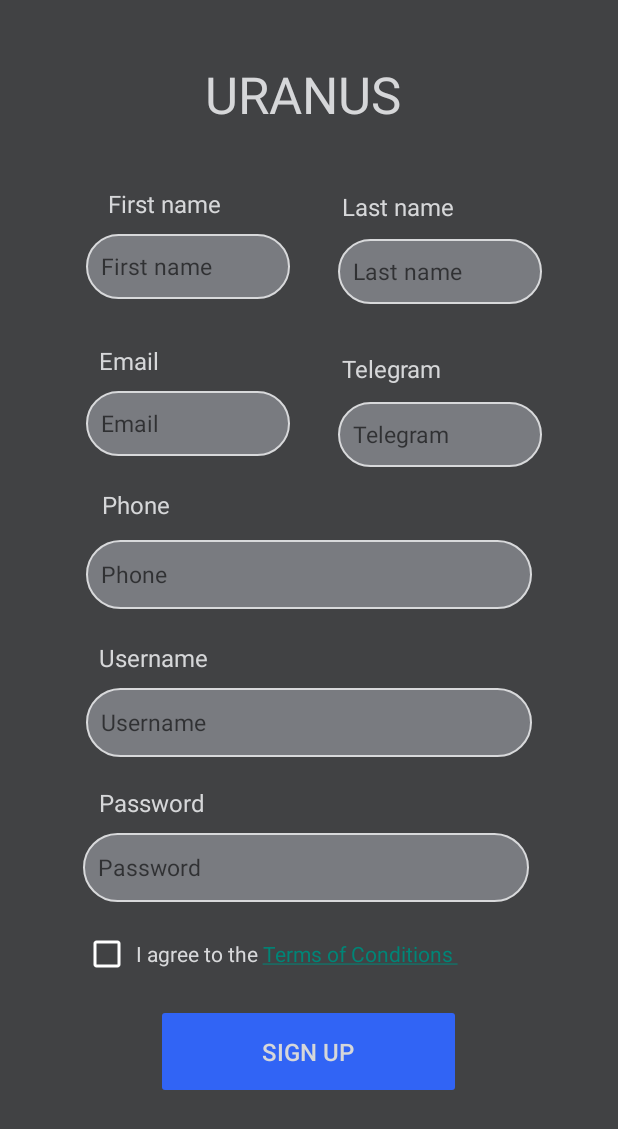
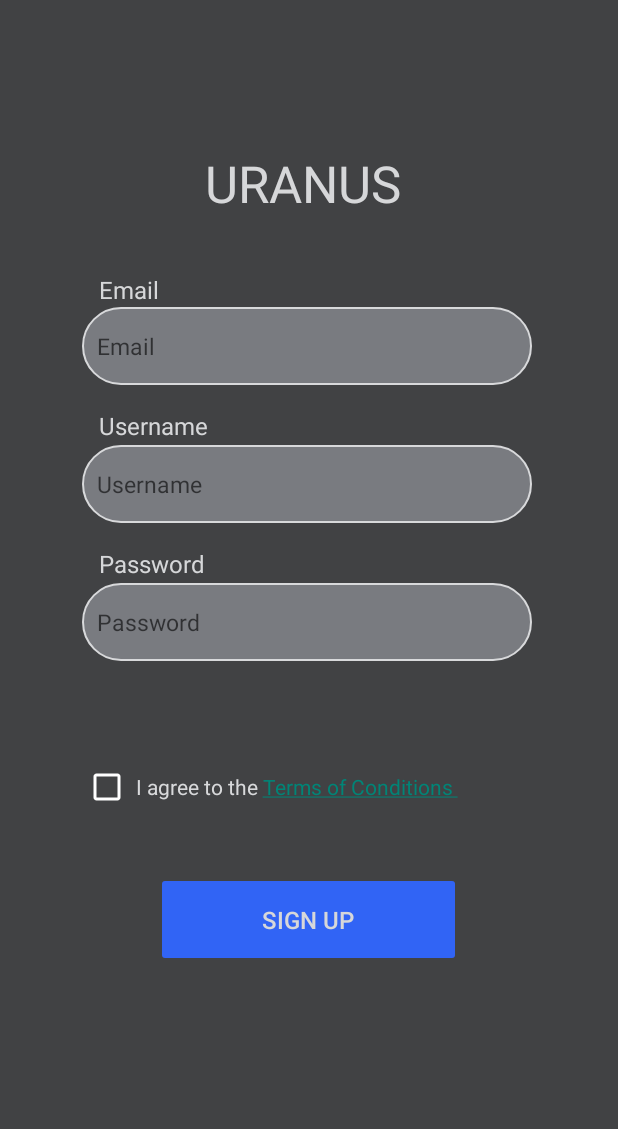
Before and after one commit to GenryMacros/uranus-security-android-app, an Android app: the SignupActivity screen opened directly, with no data from a screen before it, on a phone screen of 412 x 824 dp. Shown: the top 1129 px of the screen. Run offline under Robolectric (Android 15) with nearby library versions, the phone set to English and light mode, and no system bars; 4 statements that could not run were skipped.

Commit message:
signup layout cahnge due to bd structure change

```diff
--- a/app/src/main/res/layout/activity_signup.xml
+++ b/app/src/main/res/layout/activity_signup.xml
@@ -1,118 +1,9 @@
 <?xml version="1.0" encoding="utf-8"?>
 <androidx.constraintlayout.widget.ConstraintLayout xmlns:android="http://schemas.android.com/apk/res/android"
     xmlns:app="http://schemas.android.com/apk/res-auto"
-    xmlns:tools="http://schemas.android.com/tools"
     android:layout_width="match_parent"
     android:layout_height="match_parent"
     android:background="@color/main_color">
-
-    <TextView
-        android:id="@+id/projectName"
-        android:layout_width="wrap_content"
-        android:layout_height="wrap_content"
-        android:layout_marginStart="5dp"
-        android:layout_marginTop="40dp"
-        android:layout_marginEnd="6dp"
-        android:background="@null"
-        android:ems="10"
-        android:gravity="center_horizontal"
-        android:text="@string/project_name"
-        android:textColor="@color/login_text_color"
-        android:textSize="34sp"
-        app:layout_constraintEnd_toEndOf="parent"
-        app:layout_constraintHorizontal_bias="0.0"
-        app:layout_constraintStart_toStartOf="parent"
-        app:layout_constraintTop_toTopOf="parent" />
-
-    <EditText
-        android:id="@+id/email"
-        android:layout_width="136dp"
-        android:layout_height="43dp"
-        android:layout_marginStart="57dp"
-        android:layout_marginEnd="57dp"
-        android:layout_marginBottom="14dp"
-        android:background="@drawable/edit_text_background"
-        android:ems="10"
-        android:hint="@string/prompt_email"
-        android:inputType="textEmailAddress"
-        android:textSize="15sp"
-        app:layout_constraintBottom_toTopOf="@+id/phoneTitle"
-        app:layout_constraintEnd_toEndOf="parent"
-        app:layout_constraintHorizontal_bias="0.0"
-        app:layout_constraintStart_toStartOf="parent"
-        app:layout_constraintTop_toBottomOf="@+id/emailTitle"
-        app:layout_constraintVertical_bias="0.0" />
-
-    <TextView
-        android:id="@+id/lastNameTitle"
-        android:layout_width="112dp"
-        android:layout_height="24dp"
-        android:layout_marginStart="43dp"
-        android:layout_marginTop="32dp"
-        android:layout_marginEnd="72dp"
-        android:background="@null"
-        android:ems="10"
-        android:gravity="left"
-        android:inputType="textPersonName"
-        android:text="@string/prompt_last_name"
-        android:textColor="@color/login_text_color"
-        android:textSize="16sp"
-        app:layout_constraintBottom_toTopOf="@+id/lastName"
-        app:layout_constraintEnd_toEndOf="parent"
-        app:layout_constraintStart_toEndOf="@+id/firstNameTitle"
-        app:layout_constraintTop_toBottomOf="@+id/projectName" />
-
-    <EditText
-        android:id="@+id/phoneTitle"
-        android:layout_width="112dp"
-        android:layout_height="24dp"
-        android:layout_marginStart="67dp"
-        android:layout_marginEnd="232dp"
-        android:layout_marginBottom="2dp"
-        android:background="@null"
-        android:ems="10"
-        android:gravity="left"
-        android:inputType="text"
-        android:text="@string/prompt_phone"
-        android:textColor="@color/login_text_color"
-        android:textSize="16sp"
-        app:layout_constraintBottom_toTopOf="@+id/phone"
-        app:layout_constraintEnd_toEndOf="parent"
-        app:layout_constraintStart_toStartOf="parent"
-        app:layout_constraintTop_toBottomOf="@+id/email" />
-
-    <EditText
-        android:id="@+id/telegram"
-        android:layout_width="136dp"
-        android:layout_height="43dp"
-        android:layout_marginBottom="40dp"
-        android:background="@drawable/edit_text_background"
-        android:ems="10"
-        android:hint="@string/prompt_telegram"
-        android:inputType="text"
-        android:textSize="15sp"
-        app:layout_constraintBottom_toTopOf="@+id/phone"
-        app:layout_constraintEnd_toEndOf="parent"
-        app:layout_constraintHorizontal_bias="0.817"
-        app:layout_constraintStart_toStartOf="parent"
-        app:layout_constraintTop_toBottomOf="@+id/phoneTitle2" />
-
-    <EditText
-        android:id="@+id/first_name"
-        android:layout_width="136dp"
-        android:layout_height="43dp"
-        android:layout_marginStart="64dp"
-        android:layout_marginEnd="16dp"
-        android:layout_marginBottom="11dp"
-        android:background="@drawable/edit_text_background"
-        android:ems="10"
-        android:hint="@string/prompt_first_name"
-        android:inputType="textPersonName"
-        android:textSize="15sp"
-        app:layout_constraintBottom_toTopOf="@+id/emailTitle"
-        app:layout_constraintEnd_toStartOf="@+id/lastName"
-        app:layout_constraintStart_toStartOf="parent"
-        app:layout_constraintTop_toBottomOf="@+id/firstNameTitle" />
 
     <Button
         android:id="@+id/signup"
@@ -129,24 +20,120 @@
         app:layout_constraintEnd_toEndOf="parent"
         app:layout_constraintHorizontal_bias="0.0"
         app:layout_constraintStart_toStartOf="parent"
-        app:layout_constraintTop_toBottomOf="@+id/terms" />
+        app:layout_constraintTop_toBottomOf="@+id/terms"
+        app:layout_constraintVertical_bias="0.291" />
+
+    <TextView
+        android:id="@+id/projectName"
+        android:layout_width="wrap_content"
+        android:layout_height="wrap_content"
+        android:layout_marginStart="5dp"
+        android:layout_marginTop="99dp"
+        android:layout_marginEnd="6dp"
+        android:layout_marginBottom="37dp"
+        android:background="@null"
+        android:ems="10"
+        android:gravity="center_horizontal"
+        android:text="@string/project_name"
+        android:textColor="@color/login_text_color"
+        android:textSize="34sp"
+        app:layout_constraintBottom_toTopOf="@+id/emailTitle"
+        app:layout_constraintEnd_toEndOf="parent"
+        app:layout_constraintHorizontal_bias="0.0"
+        app:layout_constraintStart_toStartOf="parent"
+        app:layout_constraintTop_toTopOf="parent" />
+
+    <CheckBox
+        android:id="@+id/terms"
+        android:layout_width="258dp"
+        android:layout_height="36dp"
+        android:layout_marginStart="55dp"
+        android:layout_marginTop="24dp"
+        android:layout_marginEnd="98dp"
+        android:layout_marginBottom="240dp"
+        android:backgroundTint="@color/login_text_color"
+        android:buttonTint="@color/white"
+        android:text="@string/terms_of_conditions"
+        android:textColor="@color/login_text_color_2"
+        app:layout_constraintBottom_toBottomOf="parent"
+        app:layout_constraintEnd_toEndOf="parent"
+        app:layout_constraintHorizontal_bias="0.0"
+        app:layout_constraintStart_toStartOf="parent"
+        app:layout_constraintTop_toBottomOf="@+id/password" />
+
+    <EditText
+        android:id="@+id/password"
+        android:layout_width="300dp"
+        android:layout_height="52dp"
+        android:layout_marginStart="55dp"
+        android:layout_marginTop="40dp"
+        android:layout_marginEnd="59dp"
+        android:background="@drawable/edit_text_background"
+        android:ems="10"
+        android:hint="@string/prompt_password"
+        android:importantForAutofill="no"
+        android:inputType="textPassword"
+        android:textSize="15sp"
+        app:layout_constraintEnd_toEndOf="parent"
+        app:layout_constraintHorizontal_bias="0.333"
+        app:layout_constraintStart_toStartOf="parent"
+        app:layout_constraintTop_toBottomOf="@+id/username" />
+
+    <TextView
+        android:id="@+id/passwordTitle"
+        android:layout_width="112dp"
+        android:layout_height="24dp"
+        android:layout_marginStart="65dp"
+        android:layout_marginEnd="234dp"
+        android:background="@null"
+        android:ems="10"
+        android:gravity="left"
+        android:text="@string/prompt_password"
+        android:textColor="@color/login_text_color"
+        android:textSize="16sp"
+        app:layout_constraintBottom_toTopOf="@+id/password"
+        app:layout_constraintEnd_toEndOf="parent"
+        app:layout_constraintHorizontal_bias="1.0"
+        app:layout_constraintStart_toStartOf="parent"
+        app:layout_constraintTop_toBottomOf="@+id/username"
+        app:layout_constraintVertical_bias="1.0" />
+
+    <TextView
+        android:id="@+id/emailTitle"
+        android:layout_width="112dp"
+        android:layout_height="24dp"
+        android:layout_marginStart="66dp"
+        android:layout_marginEnd="233dp"
+        android:background="@null"
+        android:ems="10"
+        android:gravity="left"
+        android:text="@string/prompt_email"
+        android:textColor="@color/login_text_color"
+        android:textSize="16sp"
+        app:layout_constraintBottom_toTopOf="@+id/email"
+        app:layout_constraintEnd_toEndOf="parent"
+        app:layout_constraintHorizontal_bias="0.0"
+        app:layout_constraintStart_toStartOf="parent"
+        app:layout_constraintTop_toBottomOf="@+id/projectName"
+        app:layout_constraintVertical_bias="1.0" />
 
     <EditText
         android:id="@+id/username"
-        android:layout_width="297dp"
-        android:layout_height="46dp"
+        android:layout_width="300dp"
+        android:layout_height="52dp"
         android:layout_marginStart="57dp"
+        android:layout_marginTop="40dp"
         android:layout_marginEnd="57dp"
         android:background="@drawable/edit_text_background"
         android:ems="10"
         android:hint="@string/prompt_username"
+        android:importantForAutofill="no"
         android:inputType="textPersonName"
         android:textSize="15sp"
-        app:layout_constraintBottom_toTopOf="@+id/passwordTitle"
         app:layout_constraintEnd_toEndOf="parent"
-        app:layout_constraintHorizontal_bias="0.0"
+        app:layout_constraintHorizontal_bias="1.0"
         app:layout_constraintStart_toStartOf="parent"
-        app:layout_constraintTop_toBottomOf="@+id/usernameTitle" />
+        app:layout_constraintTop_toBottomOf="@+id/email" />
 
     <TextView
         android:id="@+id/usernameTitle"
@@ -165,152 +152,25 @@
         app:layout_constraintEnd_toEndOf="parent"
         app:layout_constraintHorizontal_bias="0.0"
         app:layout_constraintStart_toStartOf="parent"
-        app:layout_constraintTop_toBottomOf="@+id/phone" />
+        app:layout_constraintTop_toTopOf="parent"
+        app:layout_constraintVertical_bias="1.0" />
 
     <EditText
-        android:id="@+id/lastName"
-        android:layout_width="136dp"
-        android:layout_height="43dp"
-        android:layout_marginStart="16dp"
+        android:id="@+id/email"
+        android:layout_width="300dp"
+        android:layout_height="52dp"
+        android:layout_marginStart="57dp"
+        android:layout_marginTop="60dp"
         android:layout_marginEnd="57dp"
-        android:layout_marginBottom="11dp"
         android:background="@drawable/edit_text_background"
         android:ems="10"
-        android:hint="@string/prompt_last_name"
-        android:inputType="textPersonName"
-        android:textColor="@color/login_text_color_2"
+        android:hint="@string/prompt_email"
+        android:inputType="textEmailAddress"
         android:textSize="15sp"
-        app:layout_constraintBottom_toTopOf="@+id/phoneTitle2"
-        app:layout_constraintEnd_toEndOf="parent"
-        app:layout_constraintStart_toEndOf="@+id/first_name"
-        app:layout_constraintTop_toBottomOf="@+id/lastNameTitle" />
-
-    <EditText
-        android:id="@+id/phone"
-        android:layout_width="297dp"
-        android:layout_height="46dp"
-        android:layout_marginStart="57dp"
-        android:layout_marginTop="1dp"
-        android:layout_marginEnd="57dp"
-        android:layout_marginBottom="13dp"
-        android:background="@drawable/edit_text_background"
-        android:ems="10"
-        android:hint="@string/prompt_phone"
-        android:inputType="phone"
-        android:textSize="15sp"
-        app:layout_constraintBottom_toTopOf="@+id/usernameTitle"
-        app:layout_constraintEnd_toEndOf="parent"
-        app:layout_constraintHorizontal_bias="0.0"
-        app:layout_constraintStart_toStartOf="parent"
-        app:layout_constraintTop_toBottomOf="@+id/phoneTitle" />
-
-    <TextView
-        android:id="@+id/emailTitle"
-        android:layout_width="112dp"
-        android:layout_height="24dp"
-        android:layout_marginStart="66dp"
-        android:layout_marginTop="11dp"
-        android:layout_marginEnd="233dp"
-        android:background="@null"
-        android:ems="10"
-        android:gravity="left"
-        android:text="@string/prompt_email"
-        android:textColor="@color/login_text_color"
-        android:textSize="16sp"
-        app:layout_constraintBottom_toTopOf="@+id/email"
-        app:layout_constraintEnd_toEndOf="parent"
-        app:layout_constraintHorizontal_bias="0.0"
-        app:layout_constraintStart_toStartOf="parent"
-        app:layout_constraintTop_toBottomOf="@+id/first_name" />
-
-    <TextView
-        android:id="@+id/passwordTitle"
-        android:layout_width="112dp"
-        android:layout_height="24dp"
-        android:layout_marginStart="65dp"
-        android:layout_marginTop="12dp"
-        android:layout_marginEnd="234dp"
-        android:background="@null"
-        android:ems="10"
-        android:gravity="left"
-        android:text="@string/prompt_password"
-        android:textColor="@color/login_text_color"
-        android:textSize="16sp"
-        app:layout_constraintBottom_toTopOf="@+id/password"
         app:layout_constraintEnd_toEndOf="parent"
         app:layout_constraintHorizontal_bias="1.0"
         app:layout_constraintStart_toStartOf="parent"
-        app:layout_constraintTop_toBottomOf="@+id/username" />
-
-    <EditText
-        android:id="@+id/password"
-        android:layout_width="297dp"
-        android:layout_height="46dp"
-        android:layout_marginStart="55dp"
-        android:layout_marginEnd="59dp"
-        android:layout_marginBottom="9dp"
-        android:background="@drawable/edit_text_background"
-        android:ems="10"
-        android:hint="@string/prompt_password"
-        android:inputType="textPassword"
-        android:textSize="15sp"
-        app:layout_constraintBottom_toTopOf="@+id/terms"
-        app:layout_constraintEnd_toEndOf="parent"
-        app:layout_constraintHorizontal_bias="0.0"
-        app:layout_constraintStart_toStartOf="parent"
-        app:layout_constraintTop_toBottomOf="@+id/passwordTitle" />
-
-    <TextView
-        android:id="@+id/phoneTitle2"
-        android:layout_width="112dp"
-        android:layout_height="24dp"
-        android:layout_marginStart="49dp"
-        android:layout_marginTop="11dp"
-        android:layout_marginEnd="72dp"
-        android:background="@null"
-        android:ems="10"
-        android:gravity="left"
-        android:text="@string/prompt_telegram"
-        android:textColor="@color/login_text_color"
-        android:textSize="16sp"
-        app:layout_constraintBottom_toTopOf="@+id/telegram"
-        app:layout_constraintEnd_toEndOf="parent"
-        app:layout_constraintStart_toEndOf="@+id/emailTitle"
-        app:layout_constraintTop_toBottomOf="@+id/lastName" />
-
-    <TextView
-        android:id="@+id/firstNameTitle"
-        android:layout_width="112dp"
-        android:layout_height="24dp"
-        android:layout_marginStart="72dp"
-        android:layout_marginTop="32dp"
-        android:background="@null"
-        android:ems="10"
-        android:gravity="left"
-        android:text="@string/prompt_first_name"
-        android:textColor="@color/login_text_color"
-        android:textSize="16sp"
-        app:layout_constraintBottom_toTopOf="@+id/first_name"
-        app:layout_constraintEnd_toStartOf="@+id/lastNameTitle"
-        app:layout_constraintStart_toStartOf="parent"
         app:layout_constraintTop_toBottomOf="@+id/projectName" />
-
-    <CheckBox
-        android:id="@+id/terms"
-        android:layout_width="258dp"
-        android:layout_height="36dp"
-        android:layout_marginStart="55dp"
-        android:layout_marginEnd="98dp"
-        android:layout_marginBottom="8dp"
-        android:backgroundTint="@color/login_text_color"
-        android:buttonTint="@color/white"
-        android:text="@string/terms_of_conditions"
-        android:textColor="@color/login_text_color_2"
-        app:layout_constraintBottom_toTopOf="@+id/signup"
-        app:layout_constraintEnd_toEndOf="parent"
-        app:layout_constraintHorizontal_bias="0.0"
-        app:layout_constraintStart_toStartOf="parent"
-        app:layout_constraintTop_toBottomOf="@+id/password" />
 
     <ProgressBar
         android:id="@+id/loading"
```
